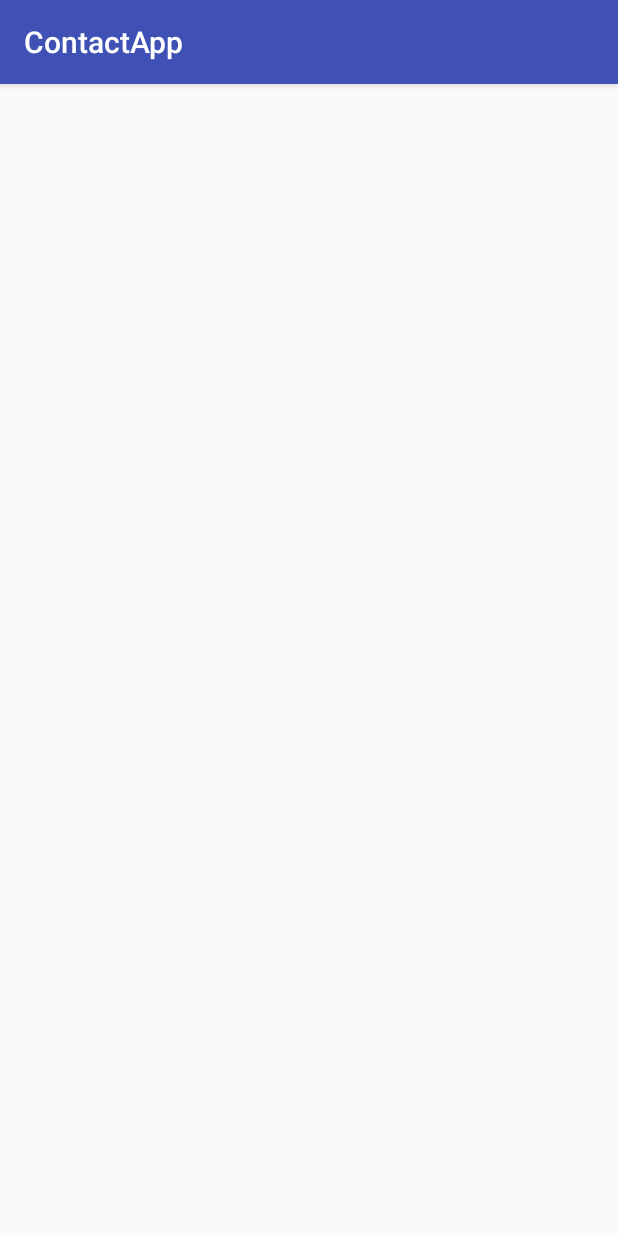
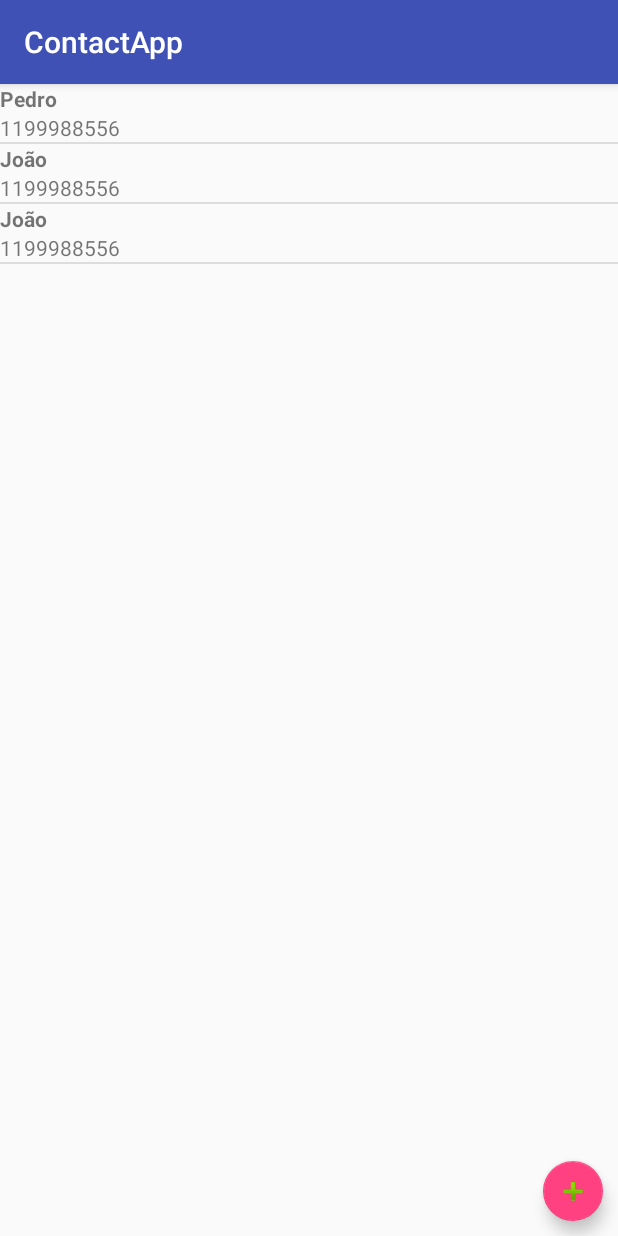
Before and after one commit to escaravelho/ContactApp, an Android app: the screen it shows after launch (MainActivity), on a phone screen of 412 x 824 dp. Run offline under Robolectric (Android 15) with nearby library versions, the phone set to English and light mode, and no system bars.

Commit message:
aplicacao concluida

```diff
--- a/app/build.gradle
+++ b/app/build.gradle
@@ -27,4 +27,5 @@ dependencies {
     compile 'com.android.support:appcompat-v7:26.+'
     compile 'com.android.support.constraint:constraint-layout:1.0.2'
     testCompile 'junit:junit:4.12'
+    compile 'com.android.support:design:26.+'
 }
--- a/app/src/main/AndroidManifest.xml
+++ b/app/src/main/AndroidManifest.xml
@@ -16,6 +16,7 @@
                 <category android:name="android.intent.category.LAUNCHER" />
             </intent-filter>
         </activity>
+        <activity android:name=".CreateContactActivity"></activity>
     </application>
 
 </manifest>
--- a/app/src/main/java/br/com/campuscode03/contactapp/MainActivity.java
+++ b/app/src/main/java/br/com/campuscode03/contactapp/MainActivity.java
@@ -1,21 +1,64 @@
 package br.com.campuscode03.contactapp;
 
+import android.content.DialogInterface;
+import android.content.Intent;
+import android.support.design.widget.FloatingActionButton;
 import android.support.v7.app.AppCompatActivity;
 import android.os.Bundle;
+import android.view.View;
+import android.widget.AdapterView;
+import android.widget.ArrayAdapter;
+import android.widget.Button;
 import android.widget.ListView;
 
-public class MainActivity extends AppCompatActivity {
+import java.util.ArrayList;
+
+import br.com.campuscode03.contactapp.adapter.ContextAdapter;
+import br.com.campuscode03.contactapp.model.Contact;
+
+public class MainActivity extends AppCompatActivity implements View.OnClickListener {
 
 
-    private ListView list;
+    private ListView list_view;
+    private FloatingActionButton add_contact_bt;
+
+    ArrayList <Contact> list;
+    //ArrayAdapter <String> list_adapter;
+    ContextAdapter adapter;
 
     @Override
     protected void onCreate(Bundle savedInstanceState) {
         super.onCreate(savedInstanceState);
         setContentView(R.layout.activity_main);
 
+        list_view = (ListView) findViewById(R.id.contact_list);
+        add_contact_bt = (FloatingActionButton) findViewById(R.id.add_contact_bt);
+
+        list = new ArrayList<>();
 
 
-        list
+        list.add(new Contact("Pedro", "1199988556"));
+        list.add(new Contact("João", "1199988556"));
+        list.add(new Contact("João", "1199988556"));
+
+         //list_adapter = new ArrayAdapter<String>(this,android.R.layout.simple_list_item_1, list);
+        adapter = new ContextAdapter(list, this);
+
+        list_view.setAdapter(adapter);
+
+        add_contact_bt.setOnClickListener(this);
+
+    }
+
+    @Override
+    protected void onActivityResult(int requestCode, int resultCode, Intent data) {
+        Contact list_contacts = new Contact(data.getStringExtra("name"), data.getStringExtra("phone"));
+        list.add(list_contacts);
+        adapter.notifyDataSetChanged();
+    }
+
+    @Override
+    public void onClick(View view) {
+        startActivityForResult(new Intent(this, CreateContactActivity.class), 1);
     }
 }
--- /dev/null
+++ b/app/src/main/java/br/com/campuscode03/contactapp/adapter/ContextAdapter.java
@@ -0,0 +1,61 @@
+package br.com.campuscode03.contactapp.adapter;
+
+import android.content.Context;
+import android.view.LayoutInflater;
+import android.view.View;
+import android.view.ViewGroup;
+import android.widget.BaseAdapter;
+import android.widget.TextView;
+
+import java.util.ArrayList;
+
+import br.com.campuscode03.contactapp.R;
+import br.com.campuscode03.contactapp.model.Contact;
+
+
+public class ContextAdapter extends BaseAdapter{
+
+    ArrayList<Contact> list;
+    LayoutInflater inflater;
+
+    public ContextAdapter(ArrayList <Contact> list, Context context){
+
+        this.list = list;
+        inflater = LayoutInflater.from(context);
+    }
+
+    @Override
+    public int getCount() {
+        return list.size();
+    }
+
+    @Override
+    public Object getItem(int i) {
+        return list.get(i);
+    }
+
+    @Override
+    public long getItemId(int i) {
+        return (long) i;
+    }
+
+    @Override
+    public View getView(int i, View view, ViewGroup viewGroup) {
+
+        View viewHolder = view;
+        TextView text1;
+        TextView text2;
+
+        if(viewHolder == null){
+            viewHolder = inflater.inflate(R.layout.contacts_item, null);
+        }
+
+        text1 = (TextView) viewHolder.findViewById(R.id.name_contact);
+        text2 = (TextView) viewHolder.findViewById(R.id.phone_contact);
+
+        text1.setText(list.get(i).getName());
+        text2.setText(list.get(i).getPhone());
+
+        return viewHolder;
+    }
+}
--- /dev/null
+++ b/app/src/main/java/br/com/campuscode03/contactapp/model/Contact.java
@@ -0,0 +1,31 @@
+package br.com.campuscode03.contactapp.model;
+
+
+public class Contact {
+
+    String name;
+    String phone;
+
+
+    public Contact(String name, String phone){
+
+        this.name = name;
+        this.phone = phone;
+    }
+
+    public String getName() {
+        return name;
+    }
+
+    public void setName(String name) {
+        this.name = name;
+    }
+
+    public String getPhone() {
+        return phone;
+    }
+
+    public void setPhone(String phone) {
+        this.phone = phone;
+    }
+}
--- a/app/src/main/res/layout/activity_main.xml
+++ b/app/src/main/res/layout/activity_main.xml
@@ -1,16 +1,26 @@
 <?xml version="1.0" encoding="utf-8"?>
 <RelativeLayout xmlns:android="http://schemas.android.com/apk/res/android"
+    xmlns:app="http://schemas.android.com/apk/res-auto"
     xmlns:tools="http://schemas.android.com/tools"
-    android:layout_width="match_parent"
-    android:layout_height="match_parent"
-    >
-
-
-
-<ListView
     android:layout_width="match_parent"
     android:layout_height="match_parent">
 
+    <ListView
+        android:id="@+id/contact_list"
+        android:layout_width="match_parent"
+        android:layout_height="match_parent"/>
 
-</ListView>
+    <android.support.design.widget.FloatingActionButton
+        android:id="@+id/add_contact_bt"
+        android:layout_width="wrap_content"
+        android:layout_height="wrap_content"
+        android:clickable="true"
+        app:fabSize="mini"
+        app:srcCompat="@android:drawable/ic_input_add"
+        android:layout_alignParentBottom="true"
+        android:layout_alignRight="@id/contact_list"
+        android:layout_marginRight="10dp"
+        android:layout_marginBottom="10dp"/>
+
+
 </RelativeLayout>
--- /dev/null
+++ b/app/src/main/res/layout/contacts_item.xml
@@ -0,0 +1,23 @@
+<?xml version="1.0" encoding="utf-8"?>
+<RelativeLayout xmlns:android="http://schemas.android.com/apk/res/android"
+    xmlns:tools="http://schemas.android.com/tools"
+    android:layout_width="match_parent"
+    android:layout_height="match_parent"
+    android:orientation="vertical">
+
+
+    <TextView
+        android:id="@+id/name_contact"
+        android:layout_width="match_parent"
+        android:layout_height="wrap_content"
+        android:textStyle="bold"
+        android:layout_alignParentTop="true" />
+
+    <TextView
+        android:id="@+id/phone_contact"
+        android:layout_width="match_parent"
+        android:layout_height="wrap_content"
+        android:layout_below="@id/name_contact" />
+
+
+</RelativeLayout>
```
Also changed, not shown: app/src/main/java/br/com/campuscode03/contactapp/CreateContactActivity.java (added, +44 -0 lines), app/src/main/res/layout/activity_create_contact.xml (added, +29 -0 lines).
